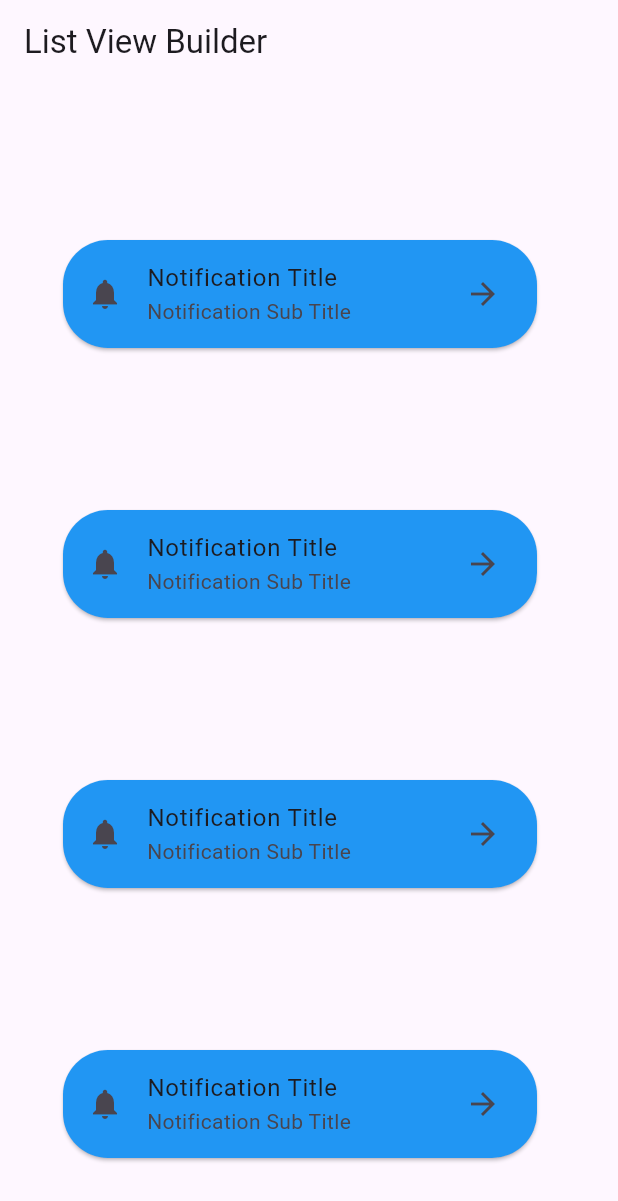
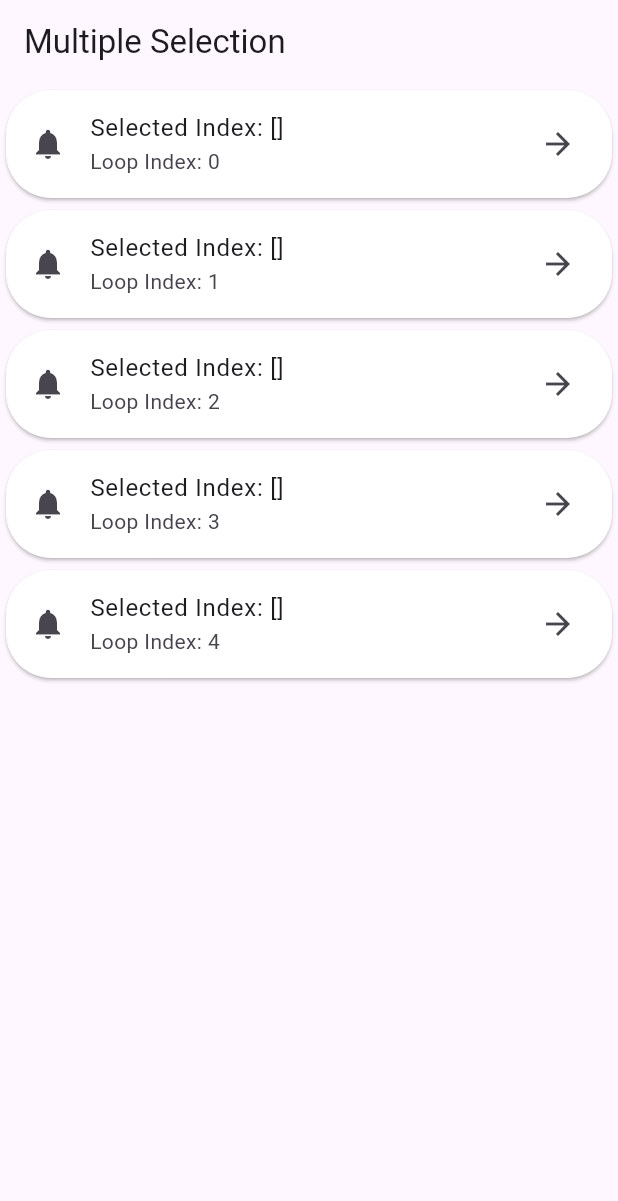
Before and after one commit to MuhammadAliKust/Haseeb-Project, a Flutter app: the screen it shows after launch, on a phone screen of 412 x 824 dp. Shown: the top 1201 px of the screen. Run offline on Flutter 3.47's test engine with Material 3 defaults, Android fonts, the phone set to English and light mode, and no system bars; our stand-ins replace string_validator.

Commit message:
Single and Multiple Selection Done

```diff
--- a/lib/main.dart
+++ b/lib/main.dart
@@ -1,7 +1,9 @@
 import 'package:flutter/material.dart';
+import 'package:haseeb_project/single_selection.dart';
 
 import 'list_view_demo.dart';
 import 'login.dart';
+import 'multiple_selection.dart';
 
 void main() {
   runApp(MyApp());
@@ -13,7 +15,7 @@
   @override
   Widget build(BuildContext context) {
     return MaterialApp(
-      home: ListViewDemo(),
+      home: MultipleSelectionDemo(),
       // home: Scaffold(
       //   appBar: AppBar(
       //     backgroundColor: Colors.blue,
--- /dev/null
+++ b/lib/multiple_selection.dart
@@ -0,0 +1,46 @@
+import 'package:flutter/material.dart';
+
+class MultipleSelectionDemo extends StatefulWidget {
+  MultipleSelectionDemo({super.key});
+
+  @override
+  State<MultipleSelectionDemo> createState() => _MultipleSelectionDemoState();
+}
+
+class _MultipleSelectionDemoState extends State<MultipleSelectionDemo> {
+  List<int> selectedIndex = [];
+
+  @override
+  Widget build(BuildContext context) {
+    return Scaffold(
+      appBar: AppBar(title: Text("Multiple Selection")),
+      body: ListView.builder(
+        itemCount: 5,
+        itemBuilder: (context, i) {
+          return Card(
+            color: selectedIndex.contains(i) ? Colors.blue : Colors.white,
+            shape: RoundedRectangleBorder(
+              borderRadius: BorderRadius.circular(30),
+            ),
+            child: ListTile(
+              onTap: () {
+                if(selectedIndex.contains(i)){
+                  selectedIndex.remove(i);
+                }else{
+                  selectedIndex.add(i);
+                }
+
+                setState(() {});
+              },
+              leading: Icon(Icons.notifications),
+              title: Text("Selected Index: $selectedIndex"),
+              subtitle: Text("Loop Index: $i"),
+              trailing: Icon(Icons.arrow_forward),
+              // tileColor: Colors.blue,
+            ),
+          );
+        },
+      ),
+    );
+  }
+}
```
Also changed, not shown: lib/single_selection.dart (added, +41 -0 lines).
